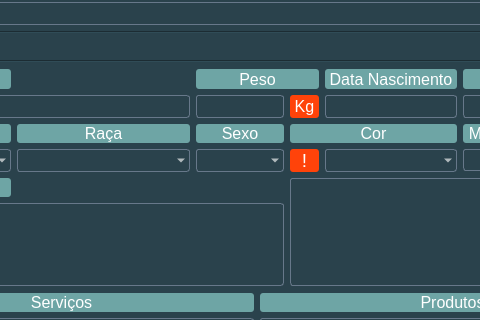
This is UI/frmcadastraalteraanimal.ui in megatrommendes/MegaPetz as Qt 5 draws it before an edit; both pictures show x 141 to 621 and y 154 to 474 of the 1223 by 661 pixel window. The edited form follows.
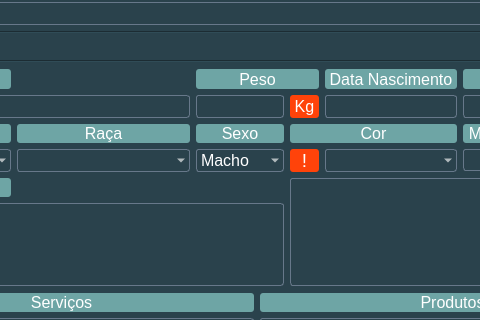
This is the edited form. Icons and pictures are not drawn.

```diff
--- a/UI/frmcadastraalteraanimal.ui
+++ b/UI/frmcadastraalteraanimal.ui
@@ -208,7 +208,7 @@
 border-radius:3px</string>
        </property>
        <property name="currentIndex">
-        <number>-1</number>
+        <number>0</number>
        </property>
        <item>
         <property name="text">
```
Left out of the diff: 2 changed lines with no effect on the pictures.
